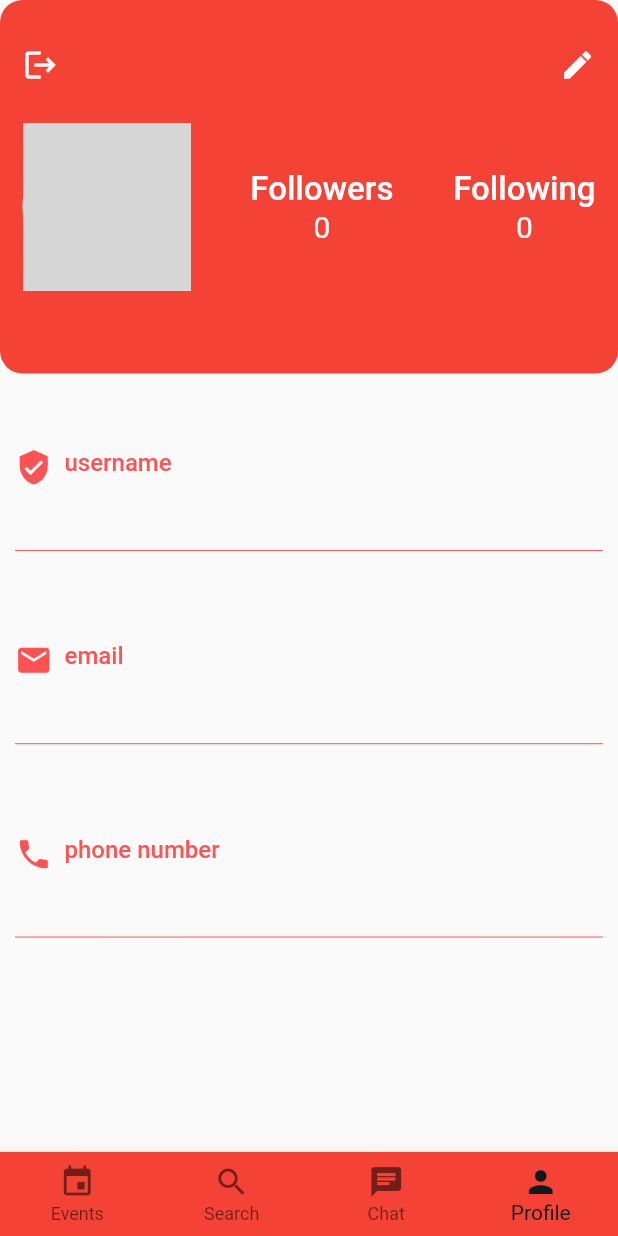
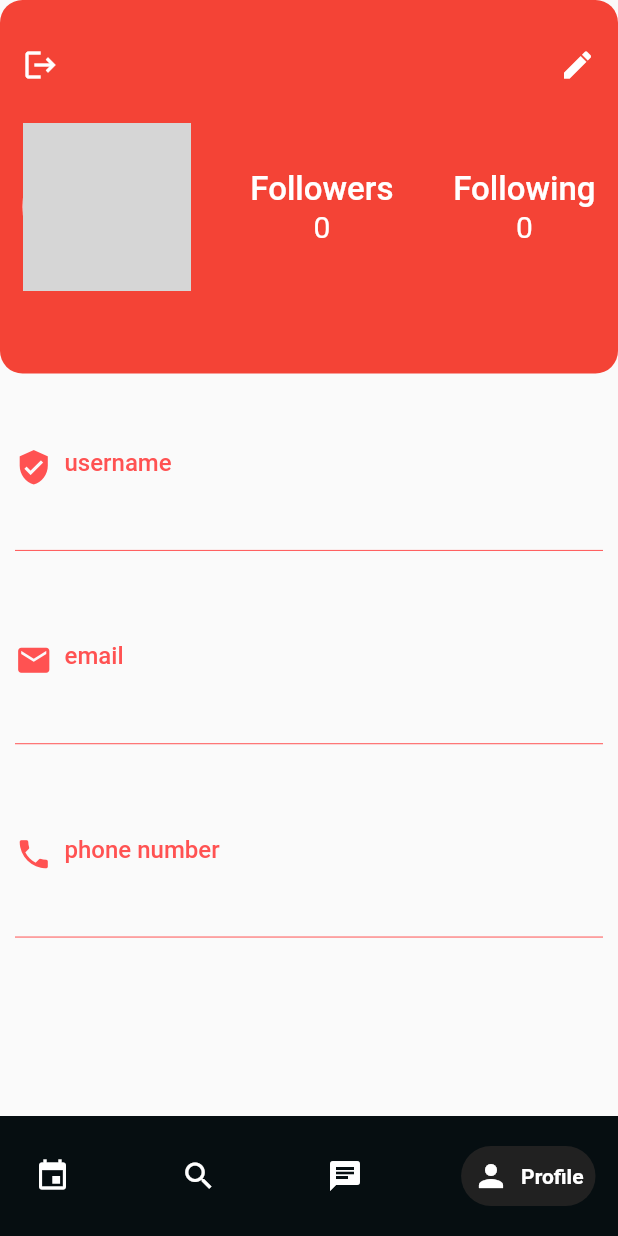
Before and after one commit to abdulqaderpatel/EventFlow, a Flutter app: the UserNavigationBar screen opened directly, item 4 of the bottom bar chosen, on a phone screen of 412 x 824 dp. Run offline on Flutter 3.47's test engine with Material 2 defaults, Android fonts, the light colour scheme and no system bars; drawn by our look-alikes of google_nav_bar; our stand-ins replace cloud_firestore, dotted_border, firebase_auth, firebase_core, firebase_storage, fluttertoast and 5 more; accounts and stored records are empty; network calls fail; statements that could not run were skipped; grey boxes are pictures that could not be loaded.

Commit message:
improved user navbar and some basic theming

```diff
--- a/lib/Views/User/user_navigation_bar.dart
+++ b/lib/Views/User/user_navigation_bar.dart
@@ -6,6 +6,7 @@ import 'package:eventflow/Views/User/Profile/user_profile.dart';
 import 'package:eventflow/Views/User/select_chat_screen.dart';
 import 'package:flutter/material.dart';
 import 'package:get/get.dart';
+import 'package:google_nav_bar/google_nav_bar.dart';
 
 class UserNavigationBar extends StatelessWidget {
   UserNavigationBar({super.key});
@@ -26,28 +27,41 @@ class UserNavigationBar extends StatelessWidget {
       onWillPop: () async => false,
       child: Scaffold(
         bottomNavigationBar: Obx(
-          () => BottomNavigationBar(type: BottomNavigationBarType.fixed,
-            backgroundColor: Colors.red,
-            currentIndex: controller.index.value,
-            onTap: (value) => controller.index.value = value,
-            items: const [
-              BottomNavigationBarItem(
-                icon: Icon(Icons.event),
-                label: "Events",
+          () => Container(color: Color(0xff060E11),
+
+            child: Padding(
+              padding: const EdgeInsets.symmetric(horizontal: 15,vertical: 20),
+              child: GNav(selectedIndex: controller.index.value,
+                onTabChange: (value)
+                {
+                  controller.index.value=value;
+                },
+                backgroundColor:Color(0xff060E11),
+                gap: 8,
+                activeColor: Colors.white,
+
+                color: Colors.white,
+                tabBackgroundColor: Colors.grey.shade900,
+                padding: const EdgeInsets.all(8),
+
+                 tabs:const [ GButton(
+                   icon: Icons.event,
+                  text: "Events",
+                 ),
+                   GButton(
+                     icon: Icons.search,
+                    text: "Search",
+                   ),
+                   GButton(
+                     icon: Icons.chat,
+                    text: "Chat",
+                   ),
+                   GButton(
+                     icon: Icons.person,
+                    text: "Profile",
+                   ),],
               ),
-              BottomNavigationBarItem(
-                icon: Icon(Icons.search),
-                label: "Search",
-              ),
-              BottomNavigationBarItem(
-                icon: Icon(Icons.chat),
-                label: "Chat",
-              ),
-              BottomNavigationBarItem(
-                icon: Icon(Icons.person),
-                label: "Profile",
-              ),
-            ],
+            ),
           ),
         ),
         body: Obx(() => userPages[controller.index.value]),
--- a/pubspec.yaml
+++ b/pubspec.yaml
@@ -23,6 +23,7 @@ dependencies:
   google_sign_in:
   intl:
   percent_indicator:
+  google_nav_bar:
 
 dev_dependencies:
   flutter_test:
```
Also changed, not shown: lib/Views/User/chat_screen.dart (+38 -25 lines), lib/Views/User/search_friends.dart (+5 -10 lines), lib/Views/User/select_chat_screen.dart (+22 -24 lines), pubspec.lock.
